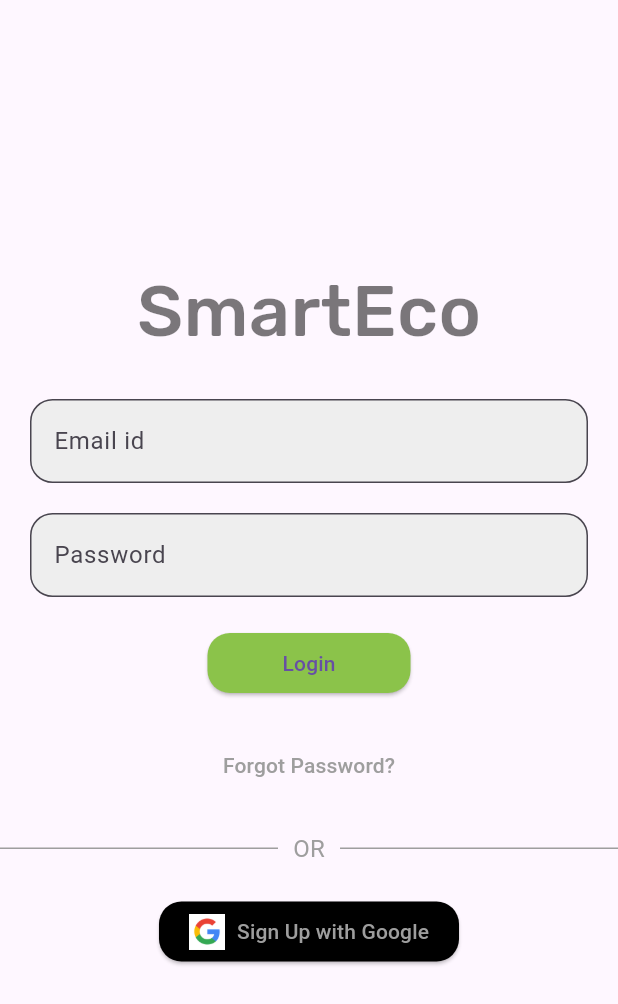
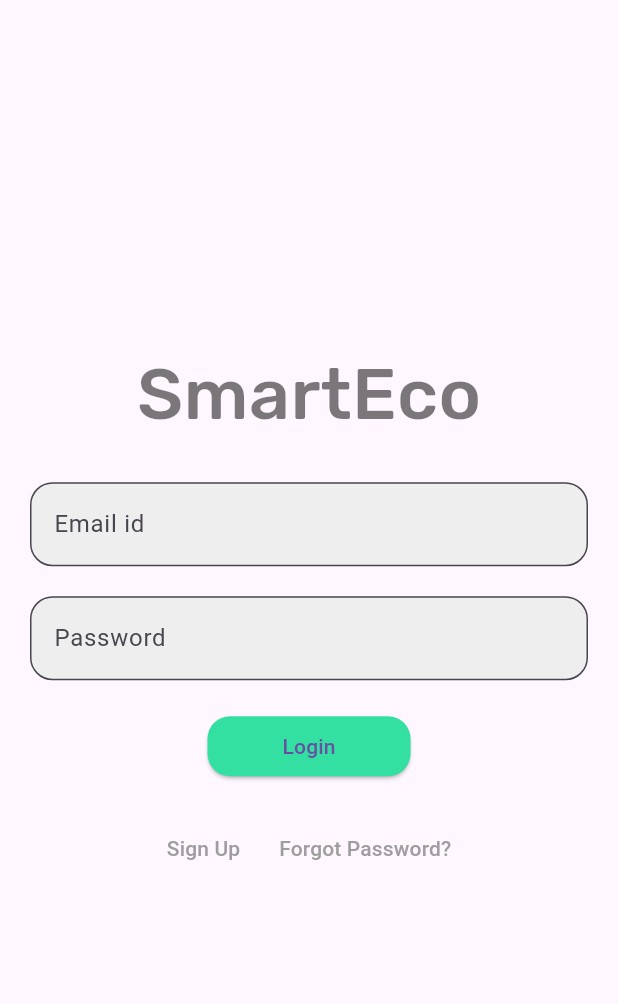
Before and after one commit to Smart-Eco/Smart-Eco, a Flutter app: the screen it shows after launch, on a phone screen of 412 x 824 dp. Shown: the top 1004 px of the screen. Run offline on Flutter 3.47's test engine with Material 3 defaults, Android fonts, the phone set to English and light mode, and no system bars; our stand-ins replace google_fonts.

Commit message:
changes made to login screen and signup screen

```diff
--- a/lib/Screens/base_nav.dart
+++ b/lib/Screens/base_nav.dart
@@ -4,7 +4,7 @@ import 'package:smarteco2/Screens/notif_scrn.dart';
 import 'package:smarteco2/Screens/profile_scrn.dart';
 
 class basenav extends StatefulWidget {
-  const basenav({Key? key}) : super(key: key);
+  const basenav(HomeScreen homeScreen, {Key? key}) : super(key: key);
 
   @override
   _BaseNavState createState() => _BaseNavState();
--- a/lib/Screens/login_Screen.dart
+++ b/lib/Screens/login_Screen.dart
@@ -1,6 +1,9 @@
 import 'package:flutter/material.dart';
 import 'package:google_fonts/google_fonts.dart';
 import 'package:smarteco2/Screens/base_nav.dart';
+import 'package:smarteco2/Screens/home_screen.dart';
+import 'package:smarteco2/Screens/sign_up.dart';
+import 'sign_up.dart'; // Import the SignUpPage
 
 class loginScreen extends StatelessWidget {
   const loginScreen({Key? key}) : super(key: key);
@@ -78,7 +81,7 @@ class loginScreen extends StatelessWidget {
                     },
                     child: Text('Login'),
                     style: ElevatedButton.styleFrom(
-                      backgroundColor: Colors.lightGreen,
+                      backgroundColor: Color.fromRGBO(52, 224, 161, 1),
                       padding: EdgeInsets.symmetric(horizontal: 50),
                       shape: RoundedRectangleBorder(
                         borderRadius: BorderRadius.circular(15.0),
@@ -86,66 +89,37 @@ class loginScreen extends StatelessWidget {
                     ),
                   ),
                   SizedBox(height: 20),
-                  TextButton(
-                    onPressed: () {
-                      // Implement forgot password logic here
-                    },
-                    child: Text(
-                      'Forgot Password?',
-                      style: TextStyle(color: Colors.grey),
-                    ),
-                  ),
-                  SizedBox(height: 20),
-                  // Horizontal line and "OR" text
+                  // "Sign Up" and "Forgot Password?" TextButtons
                   Row(
                     mainAxisAlignment: MainAxisAlignment.center,
                     children: [
-                      Expanded(
-                        child: Divider(
-                          color: Colors.grey,
-                          height: 1,
+                      TextButton(
+                        onPressed: () {
+                          // Handle Sign Up navigation
+                          Navigator.push(
+                            context,
+                            MaterialPageRoute(
+                                builder: (context) => SignUpPage()),
+                          );
+                        },
+                        child: Text(
+                          'Sign Up',
+                          style: TextStyle(color: Colors.grey),
                         ),
                       ),
-                      Padding(
-                        padding: const EdgeInsets.symmetric(horizontal: 10),
+                      SizedBox(width: 2),
+                      TextButton(
+                        onPressed: () {
+                          // Implement forgot password logic here
+                        },
                         child: Text(
-                          'OR',
-                          style: TextStyle(
-                            color: Colors.grey,
-                            fontSize: 16,
-                          ),
-                        ),
-                      ),
-                      Expanded(
-                        child: Divider(
-                          color: Colors.grey,
-                          height: 1,
+                          'Forgot Password?',
+                          style: TextStyle(color: Colors.grey),
                         ),
                       ),
                     ],
                   ),
-                  SizedBox(height: 20),
-                  // "Sign Up with Google" button
-                  ElevatedButton.icon(
-                    onPressed: () {
-                      Navigator.push(context,
-                          MaterialPageRoute(builder: (context) => basenav()));
-                    },
-                    icon: Image.asset(
-                      'assets/google.jpg',
-                      width: 24,
-                      height: 24,
-                    ),
-                    label: Text('Sign Up with Google'),
-                    style: ElevatedButton.styleFrom(
-                      foregroundColor: Colors.grey,
-                      backgroundColor: Colors.black,
-                      padding: EdgeInsets.symmetric(horizontal: 20),
-                      shape: RoundedRectangleBorder(
-                        borderRadius: BorderRadius.circular(15.0),
-                      ),
-                    ),
-                  ),
+                  // ... (unchanged code)
                 ],
               ),
             ),
```
Also changed, not shown: lib/Screens/sign_up.dart (added, +141 -0 lines), lib/Screens/demo.dart (added).
